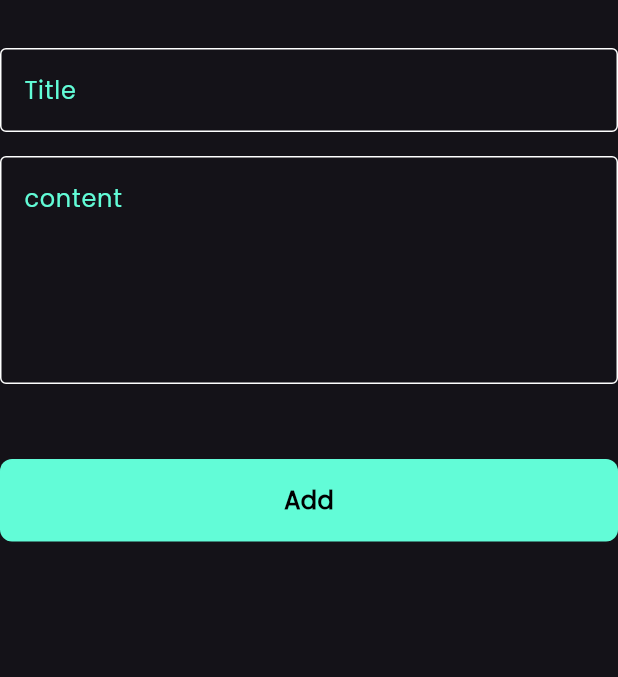
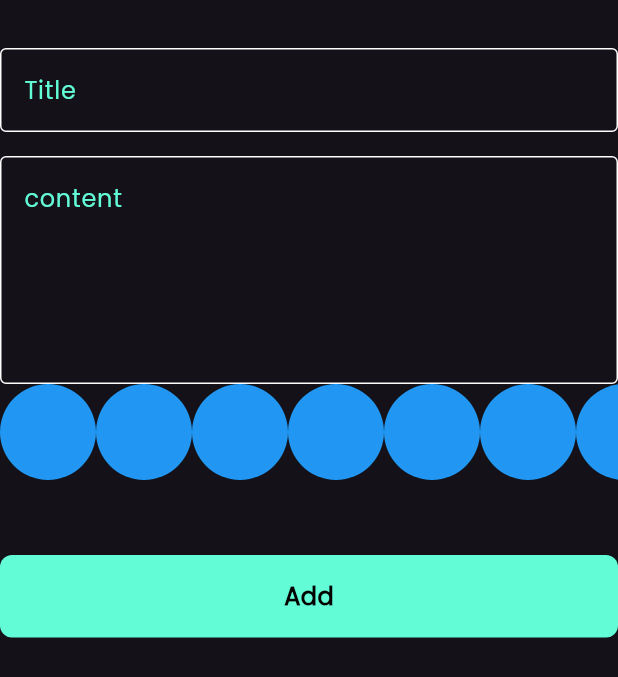
Before and after one commit to kapoallaa/notes_app, a Flutter app: the AddNoteFormState widget shown alone on an empty page, opened directly, on a phone screen of 412 x 824 dp. Shown: the top 677 px of the screen. Run offline on Flutter 3.47's test engine with Material 3 defaults, Android fonts, the phone set to English and light mode, and no system bars; our stand-ins replace bloc, flutter_bloc, font_awesome_flutter, hive, hive_flutter; accounts and stored records are empty.

Commit message:
create color list view

```diff
--- a/lib/views/widgets/add_note_form.dart
+++ b/lib/views/widgets/add_note_form.dart
@@ -3,6 +3,7 @@ import 'package:flutter_bloc/flutter_bloc.dart';
 import 'package:intl/intl.dart';
 import 'package:notes_app/Cubits/add_notes_cubit/add_note_cubit.dart';
 import 'package:notes_app/model/note_model.dart';
+import 'package:notes_app/views/widgets/color_list_view.dart';
 import 'package:notes_app/views/widgets/custom_button.dart';
 import 'package:notes_app/views/widgets/custom_text_field.dart';
 
@@ -48,6 +49,7 @@ class _AddNoteFormStateState extends State<AddNoteFormState> {
             hint: 'content',
             maxLines: 5,
           ),
+          const COlorsListView(),
           const SizedBox(
             height: 50,
           ),
--- /dev/null
+++ b/lib/views/widgets/color_list_view.dart
@@ -0,0 +1,31 @@
+import 'package:flutter/material.dart';
+
+class ColorItem extends StatelessWidget {
+  const ColorItem({super.key});
+
+  @override
+  Widget build(BuildContext context) {
+    return const CircleAvatar(
+      radius: 32,
+      backgroundColor: Colors.blue,
+    );
+  }
+}
+
+class COlorsListView extends StatelessWidget {
+  const COlorsListView({super.key});
+
+  @override
+  Widget build(BuildContext context) {
+    return SizedBox(
+      height: 32 * 2,
+      child: ListView.builder(
+        scrollDirection: Axis.horizontal,
+        itemCount: 10,
+        itemBuilder: (context, index) {
+          return const ColorItem();
+        },
+      ),
+    );
+  }
+}
```
